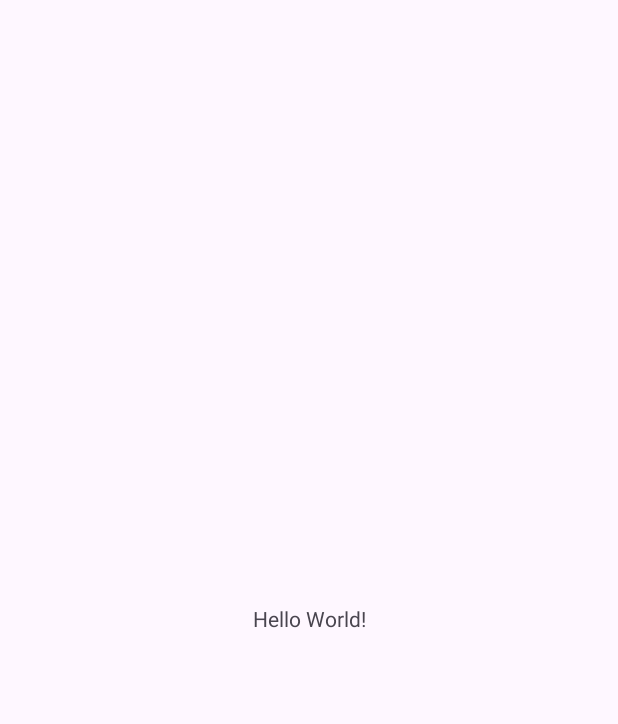
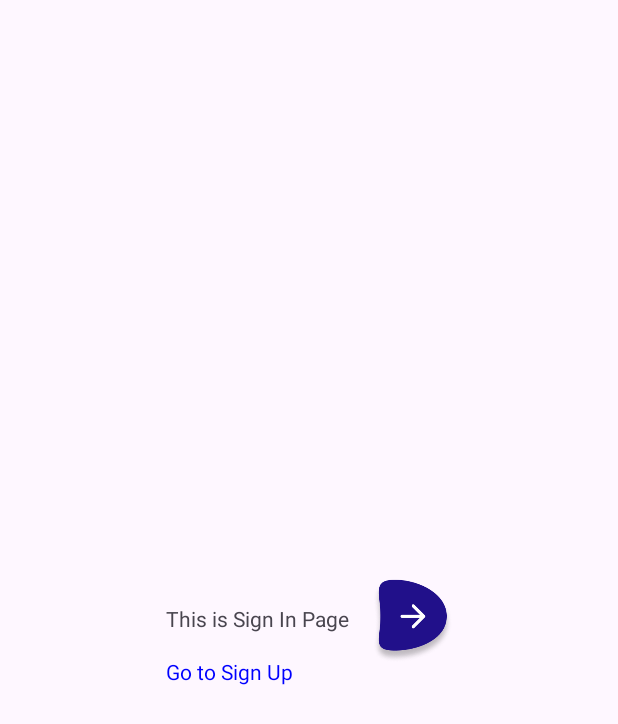
Before and after one commit to LynnT-2003/Lynnime-Animelist, an Android app: the screen it shows after launch (MainActivity), on a phone screen of 412 x 824 dp. Before the commit the part shown is almost empty. Shown: the top 724 px of the screen. Run offline under Robolectric (Android 15) with nearby library versions, the phone set to English and light mode, and no system bars.

Commit message:
Feat: Completed Initial Structure & Navigation Outlines

```diff
--- /dev/null
+++ b/app/src/main/java/com/example/lynnime/fragments/OnboardingFragment.kt
@@ -0,0 +1,37 @@
+package com.example.lynnime.fragments
+
+import android.os.Bundle
+import android.os.Handler
+import android.os.Looper
+import androidx.fragment.app.Fragment
+import android.view.LayoutInflater
+import android.view.View
+import android.view.ViewGroup
+import androidx.navigation.NavController
+import androidx.navigation.Navigation
+import com.example.lynnime.R
+import com.example.lynnime.databinding.FragmentOnboardingBinding
+
+class OnboardingFragment : Fragment() {
+
+    private lateinit var navControl: NavController
+    private lateinit var binding: FragmentOnboardingBinding
+
+    override fun onCreateView(
+        inflater: LayoutInflater, container: ViewGroup?,
+        savedInstanceState: Bundle?
+    ): View? {
+        // Inflate the layout for this fragment
+        return inflater.inflate(R.layout.fragment_onboarding, container, false)
+    }
+
+    override fun onViewCreated(view: View, savedInstanceState: Bundle?) {
+        super.onViewCreated(view, savedInstanceState)
+
+        navControl = Navigation.findNavController(view)
+
+        Handler(Looper.myLooper()!!).postDelayed(Runnable {
+            navControl.navigate(R.id.action_onboardingFragment_to_signInFragment)
+        }, 2000)
+    }
+}
--- /dev/null
+++ b/app/src/main/java/com/example/lynnime/fragments/SignInFragment.kt
@@ -0,0 +1,48 @@
+package com.example.lynnime.fragments
+
+import android.os.Bundle
+import androidx.fragment.app.Fragment
+import android.view.LayoutInflater
+import android.view.View
+import android.view.ViewGroup
+import androidx.navigation.NavController
+import androidx.navigation.Navigation
+import com.example.lynnime.R
+import com.example.lynnime.databinding.FragmentSignInBinding
+
+
+class SignInFragment : Fragment() {
+
+    private lateinit var navControl: NavController
+    private lateinit var binding: FragmentSignInBinding
+
+    override fun onCreateView(
+        inflater: LayoutInflater, container: ViewGroup?,
+        savedInstanceState: Bundle?
+    ): View? {
+        // Inflate the layout for this fragment
+        binding = FragmentSignInBinding.inflate(inflater, container, false)
+        return binding.root
+    }
+
+    override fun onViewCreated(view: View, savedInstanceState: Bundle?) {
+        super.onViewCreated(view, savedInstanceState)
+        init(view)
+        registerEvents()
+    }
+
+    private fun init(view: View) {
+        navControl = Navigation.findNavController(view)
+    }
+
+    private fun registerEvents() {
+        binding.btnSignInToHome.setOnClickListener {
+            navControl.navigate(R.id.action_signInFragment_to_homeFragment)
+        }
+
+        binding.textViewSignIn.setOnClickListener {
+            navControl.navigate(R.id.action_signInFragment_to_signUpFragment)
+        }
+    }
+
+}
--- a/app/src/main/res/layout/activity_main.xml
+++ b/app/src/main/res/layout/activity_main.xml
@@ -6,13 +6,18 @@
     android:layout_height="match_parent"
     tools:context=".MainActivity">
 
-    <TextView
-        android:layout_width="wrap_content"
-        android:layout_height="wrap_content"
-        android:text="Hello World!"
-        app:layout_constraintBottom_toBottomOf="parent"
-        app:layout_constraintEnd_toEndOf="parent"
-        app:layout_constraintStart_toStartOf="parent"
-        app:layout_constraintTop_toTopOf="parent" />
+    <FrameLayout xmlns:android="http://schemas.android.com/apk/res/android"
+        xmlns:app="http://schemas.android.com/apk/res-auto"
+        android:layout_width="match_parent"
+        android:layout_height="match_parent">
+
+        <fragment
+            android:id="@+id/nav_host_fragment"
+            android:name="androidx.navigation.fragment.NavHostFragment"
+            android:layout_width="match_parent"
+            android:layout_height="match_parent"
+            app:navGraph="@navigation/nav_graph" />
+
+    </FrameLayout>
 
 </androidx.constraintlayout.widget.ConstraintLayout>
--- /dev/null
+++ b/app/src/main/res/layout/fragment_sign_in.xml
@@ -0,0 +1,40 @@
+<?xml version="1.0" encoding="utf-8"?>
+<androidx.constraintlayout.widget.ConstraintLayout xmlns:android="http://schemas.android.com/apk/res/android"
+    xmlns:tools="http://schemas.android.com/tools"
+    android:layout_width="match_parent"
+    android:layout_height="match_parent"
+    xmlns:app="http://schemas.android.com/apk/res-auto"
+    tools:context=".fragments.SignInFragment">
+
+    <TextView
+        android:id="@+id/tv1"
+        android:layout_width="wrap_content"
+        android:layout_height="wrap_content"
+        android:text="@string/this_is_sign_in_page"
+        android:layout_marginLeft="-69dp"
+        app:layout_constraintStart_toStartOf="parent"
+        app:layout_constraintEnd_toEndOf="parent"
+        app:layout_constraintTop_toTopOf="parent"
+        app:layout_constraintBottom_toBottomOf="parent"/>
+
+    <ImageView
+        android:id="@+id/btnSignInToHome"
+        android:layout_width="55dp"
+        android:layout_height="55dp"
+        android:layout_marginTop="-36dp"
+        android:layout_marginLeft="14dp"
+        android:src="@drawable/btn"
+        app:layout_constraintStart_toEndOf="@id/tv1"
+        app:layout_constraintTop_toBottomOf="@id/tv1"/>
+
+    <TextView
+        android:id="@+id/textViewSignIn"
+        android:layout_width="wrap_content"
+        android:layout_height="wrap_content"
+        android:text="Go to Sign Up"
+        android:textColor="@color/blue"
+        app:layout_constraintStart_toStartOf="@id/tv1"
+        app:layout_constraintTop_toBottomOf="@id/tv1"
+        android:layout_marginTop="16dp"/>
+
+</androidx.constraintlayout.widget.ConstraintLayout>
--- /dev/null
+++ b/app/src/main/res/navigation/nav_graph.xml
@@ -0,0 +1,46 @@
+<?xml version="1.0" encoding="utf-8"?>
+<navigation xmlns:android="http://schemas.android.com/apk/res/android"
+    xmlns:app="http://schemas.android.com/apk/res-auto"
+    xmlns:tools="http://schemas.android.com/tools"
+    android:id="@+id/nav_graph.xml"
+    app:startDestination="@id/onboardingFragment">
+
+    <fragment
+        android:id="@+id/onboardingFragment"
+        android:name="com.example.lynnime.fragments.OnboardingFragment"
+        android:label="fragment_onboarding"
+        tools:layout="@layout/fragment_onboarding" >
+        <action
+            android:id="@+id/action_onboardingFragment_to_signInFragment"
+            app:destination="@id/signInFragment" />
+    </fragment>
+    <fragment
+        android:id="@+id/signUpFragment"
+        android:name="com.example.lynnime.fragments.SignUpFragment"
+        android:label="fragment_sign_up"
+        tools:layout="@layout/fragment_sign_up" >
+        <action
+            android:id="@+id/action_signUpFragment_to_signInFragment"
+            app:destination="@id/signInFragment" />
+        <action
+            android:id="@+id/action_signUpFragment_to_homeFragment"
+            app:destination="@id/homeFragment" />
+    </fragment>
+    <fragment
+        android:id="@+id/signInFragment"
+        android:name="com.example.lynnime.fragments.SignInFragment"
+        android:label="fragment_sign_in"
+        tools:layout="@layout/fragment_sign_in" >
+        <action
+            android:id="@+id/action_signInFragment_to_homeFragment"
+            app:destination="@id/homeFragment" />
+        <action
+            android:id="@+id/action_signInFragment_to_signUpFragment"
+            app:destination="@id/signUpFragment" />
+    </fragment>
+    <fragment
+        android:id="@+id/homeFragment"
+        android:name="com.example.lynnime.fragments.HomeFragment"
+        android:label="fragment_home"
+        tools:layout="@layout/fragment_home" />
+</navigation>
--- a/app/src/main/res/values/colors.xml
+++ b/app/src/main/res/values/colors.xml
@@ -2,4 +2,5 @@
 <resources>
     <color name="black">#FF000000</color>
     <color name="white">#FFFFFFFF</color>
+    <color name="blue">#FF0000FF</color>
 </resources>
--- a/app/src/main/res/values/strings.xml
+++ b/app/src/main/res/values/strings.xml
@@ -1,3 +1,7 @@
 <resources>
     <string name="app_name">Lynnime</string>
+    <!-- TODO: Remove or change this placeholder text -->
+    <string name="hello_blank_fragment">Hello blank fragment</string>
+    <string name="onboarding_message">This is the onboarding screen.</string>
+    <string name="this_is_sign_in_page">This is Sign In Page</string>
 </resources>
```
Also changed, not shown: app/build.gradle.kts (+11 -1 lines), app/src/main/java/com/example/lynnime/fragments/HomeFragment.kt (added, +20 -0 lines), app/src/main/java/com/example/lynnime/fragments/SignUpFragment.kt (added, +46 -0 lines), app/src/main/res/layout/fragment_home.xml (added, +14 -0 lines), app/src/main/res/layout/fragment_onboarding.xml (added, +18 -0 lines), app/src/main/res/layout/fragment_sign_up.xml (added, +40 -0 lines), app/src/main/res/drawable/btn.png (added).
